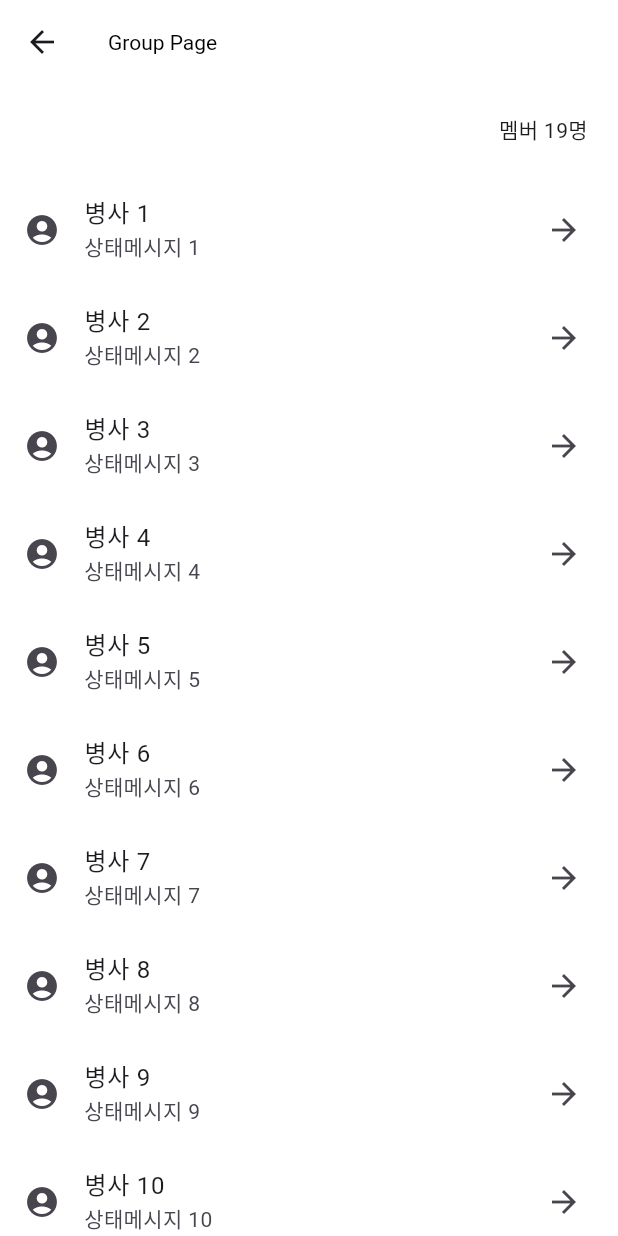
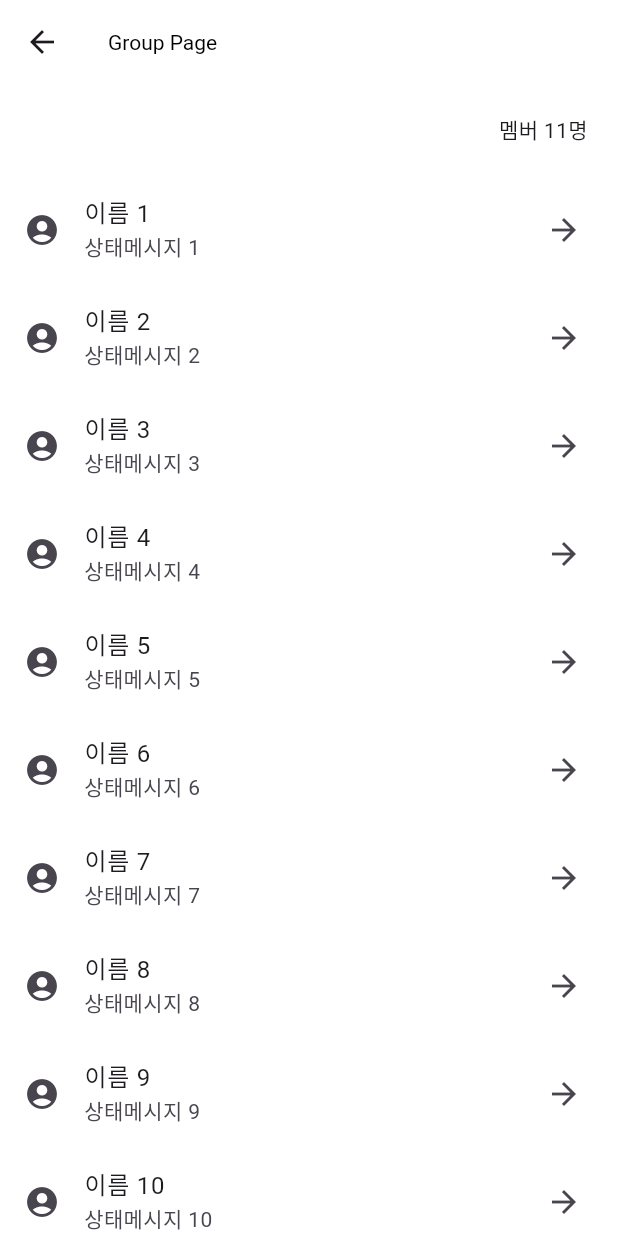
Before and after one commit to velcrots/soldierank, a Flutter app: the GroupPage screen opened directly, on a phone screen of 412 x 824 dp. Run offline on Flutter 3.47's test engine with Material 3 defaults, Android fonts, the light colour scheme and no system bars; our stand-ins replace dio, fluttertoast, get, hive, hive_flutter, percent_indicator and 1 more; missing offline and left inert: flutter_radar_chart; accounts and stored records are empty.

Commit message:
Feature: Add Score System to Group Page
그룹 페이지에서 평가 점수 기능 추가

```diff
--- a/lib/src/pages/group_page.dart
+++ b/lib/src/pages/group_page.dart
@@ -1,7 +1,7 @@
 import 'package:dio/dio.dart';
 import 'package:flutter/material.dart';
 import 'package:flutter_ace/src/components/image_data.dart';
-import 'package:video_player/video_player.dart';
+import 'package:hive_flutter/hive_flutter.dart';
 
 class GroupPage extends StatefulWidget {
   const GroupPage({Key? key}) : super(key: key);
@@ -11,10 +11,17 @@ class GroupPage extends StatefulWidget {
 }
 
 class _GroupPageState extends State<GroupPage> {
+  UserDatabase db = UserDatabase();  // 사용자 데이터베이스
 
-  int listSize = 19;
-  final List<String> items =
-  List<String>.generate(20, (index) => "병사 $index");
+  @override
+  void initState() {
+    super.initState();
+    db.loadData();  // 화면 로드 시 데이터베이스에서 할 일 데이터를 가져옴
+    if (db.userList.isEmpty) {  // 로드된 데이터가 없다면
+      db.createInitialData();  // 초기 데이터 생성
+      db.updateDataBase();  // 생성된 초기 데이터를 데이터베이스에 저장
+    }
+  }
 
   @override
   Widget build(BuildContext context) {
@@ -24,26 +31,44 @@ class _GroupPageState extends State<GroupPage> {
       ),
       backgroundColor: Colors.white,
       body: ListView.builder(
-        itemCount: items.length,
+        itemCount: db.userList.length,
         itemBuilder: (context, index) {
           return index == 0 ?
             Padding(
               padding: EdgeInsets.all(20),
-              child: Text('멤버 $listSize명', textAlign: TextAlign.right,)
+              child: Text('멤버 ${db.userList.length-1}명', textAlign: TextAlign.right,)  // 멤버 수
             ) :
             ListTile(
-              leading: Icon(Icons.account_circle),
-              title: Text(items[index]),
-              subtitle: Text('상태메시지 $index'),
+              leading: db.getImage(index),  // 사용자 이미지
+              title: db.getName(index),  // 사용자 이름
+              subtitle: db.getMessage(index),  // 사용자 상태메시지
               trailing: Icon(Icons.arrow_forward),
               onTap: () {
                 showDialog(
                   context: context,
                   builder: (BuildContext context) {
+                    return StatefulBuilder(
+                      builder: (context, setState) {
                         return AlertDialog(
-                      title: Text(items[index]),
-                      content: Text('${items[index]} 관련 정보',),
+                          title: db.getName(index),
+                          content: db.getInfo(index),
                           actions: [
+                            TextButton(  // 점수 올리기 버튼
+                              child: Icon(Icons.arrow_upward),
+                              onPressed: () {
+                                setState(() {
+                                  db.upScore(index);
+                                });
+                              },
+                          ),
+                            TextButton(  // 점수 내리기 버튼
+                              child: Icon(Icons.arrow_downward),
+                              onPressed: () {
+                                setState(() {
+                                  db.downScore(index);
+                                });
+                              },
+                            ),
                             TextButton(
                               child: Text('Close'),
                               onPressed: () {
@@ -51,6 +76,8 @@ class _GroupPageState extends State<GroupPage> {
                               },
                             ),
                         ],
+                                          );
+                      }
                     );
                 },
               );
@@ -60,4 +87,94 @@ class _GroupPageState extends State<GroupPage> {
       ),
     );
   }
+
+
 }
+
+class UserItem {
+  String name;  // 사용자 이름
+  String message;  // 상태메시지
+  String info;  // 관련 정보
+  int score;  // 상호 익명 평가 점수
+
+  UserItem({required this.name, this.message = '상태메시지', this.info = '관련 정보', this.score = 50});
+
+  /// Map 데이터 형식에서 UserItem 객체로 변환
+  UserItem.fromMap(Map<String, dynamic> map)
+      : name = map['name'],
+        message = map['message'],
+        info = map['info'],
+        score = map['score'];
+
+  /// UserItem 객체를 Map 데이터 형식으로 변환
+  Map<String, dynamic> toMap() => {'name': name, 'message': message, 'info': info, 'score': score};
+}
+
+class UserDatabase {
+  List<UserItem> userList = [];  // 사용자 목록을 저장하는 리스트
+  final _myBox = Hive.box('hivebox');  // Hive 데이터베이스의 'hivebox' 박스
+
+  /// 초기 데이터 생성
+  void createInitialData() {
+    userList = [
+      UserItem(name: "", message: '', info: '관련 정보'),
+      UserItem(name: "이름", message: '상태메시지', info: '관련 정보'),
+      UserItem(name: "이름", message: '상태메시지', info: '관련 정보'),
+      UserItem(name: "이름", message: '상태메시지', info: '관련 정보'),
+      UserItem(name: "이름", message: '상태메시지', info: '관련 정보'),
+      UserItem(name: "이름", message: '상태메시지', info: '관련 정보'),
+      UserItem(name: "이름", message: '상태메시지', info: '관련 정보'),
+      UserItem(name: "이름", message: '상태메시지', info: '관련 정보'),
+      UserItem(name: "이름", message: '상태메시지', info: '관련 정보'),
+      UserItem(name: "이름", message: '상태메시지', info: '관련 정보'),
+      UserItem(name: "이름", message: '상태메시지', info: '관련 정보'),
+      UserItem(name: "이름", message: '상태메시지', info: '관련 정보'),
+    ];
+  }
+
+  Icon getImage(int index){  // 사용자 이미지
+    return Icon(Icons.account_circle);
+  }
+
+  Text getName(int index){  // 사용자 이름
+    return Text('${userList[index].name} $index');
+  }
+
+  Text getMessage(int index){  // 사용자 상태메시지
+    return Text('${userList[index].message} $index');
+  }
+
+  SizedBox getInfo(int index){  // 사용자 관련정보
+    return SizedBox(
+      height: 200,
+      child: Column(mainAxisAlignment: MainAxisAlignment.spaceBetween,
+        children: [
+        Text('${userList[index].info} $index'),
+        SizedBox(height: 50,),
+        Text('익명 평가 점수 : ${userList[index].score}')
+      ]),
+    );
+  }
+
+  void upScore(int index){  // 점수 올리기
+    userList[index].score++;
+  }
+
+  void downScore(int index){  // 점수 내리기
+    userList[index].score--;
+  }
+
+  void loadData() {
+    var loadedData = _myBox.get("USERLIST") as List<dynamic>? ?? [];
+    userList = loadedData.map((item) {
+      if (item is Map) {
+        return UserItem.fromMap(item.cast<String, dynamic>());
+      }
+      return null;  // 잘못된 데이터 타입에 대한 처리.
+    }).where((item) => item != null).cast<UserItem>().toList();
+  }
+
+  void updateDataBase() {
+    _myBox.put("USERLIST", userList.map((e) => e.toMap()).toList());  // 'USERLIST' 키에 리스트 데이터 저장
+  }
+}
```
Lines whose indentation alone changed are shown as unchanged.
